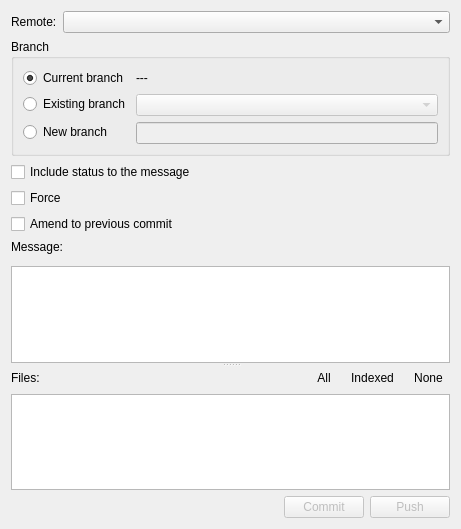
HamedMasafi/GitKlient, file src/dialogs/commitpushdialog.ui: the form before one commit.
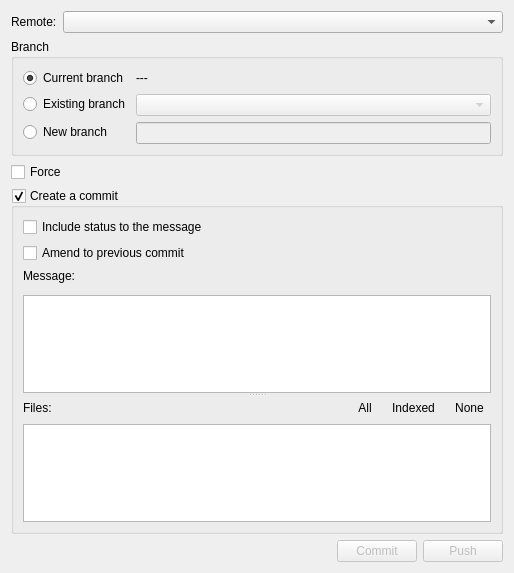
The form after the commit. Custom widgets are drawn as their Qt base class.

What changed in the file:
```diff
--- a/src/dialogs/commitpushdialog.ui
+++ b/src/dialogs/commitpushdialog.ui
@@ -6,14 +6,14 @@
    <rect>
     <x>0</x>
     <y>0</y>
-    <width>461</width>
-    <height>529</height>
+    <width>514</width>
+    <height>573</height>
    </rect>
   </property>
   <property name="windowTitle">
    <string>Commit/Push</string>
   </property>
-  <layout class="QVBoxLayout" name="verticalLayout_3">
+  <layout class="QVBoxLayout" name="verticalLayout_4">
    <item>
     <layout class="QFormLayout" name="formLayout_2">
      <item row="0" column="0">
@@ -83,6 +83,25 @@
     </widget>
    </item>
    <item>
+    <widget class="QCheckBox" name="checkBoxForce">
+     <property name="whatsThis">
+      <string>&lt;html&gt;&lt;head/&gt;&lt;body&gt;&lt;p&gt;Usually, the command refuses to update a remote ref that is not an ancestor of the local ref used to overwrite it. Also, when --force-with-lease option is used, the command refuses to update a remote ref whose current value does not match what is expected.&lt;/p&gt;&lt;p&gt;This flag disables these checks, and can cause the remote repository to lose commits; use it with care.&lt;/p&gt;&lt;p&gt;&lt;br/&gt;&lt;/p&gt;&lt;p&gt;&lt;a href=&quot;https://git-scm.com/docs/git-push#Documentation/git-push.txt--f&quot;&gt;&lt;span style=&quot; text-decoration: underline; color:#007af4;&quot;&gt;More information...&lt;/span&gt;&lt;/a&gt;&lt;/p&gt;&lt;/body&gt;&lt;/html&gt;</string>
+     </property>
+     <property name="text">
+      <string>Force</string>
+     </property>
+    </widget>
+   </item>
+   <item>
+    <widget class="QGroupBox" name="groupBoxMakeCommit">
+     <property name="title">
+      <string>Create a commit</string>
+     </property>
+     <property name="checkable">
+      <bool>true</bool>
+     </property>
+     <layout class="QVBoxLayout" name="verticalLayout_3">
+      <item>
     <widget class="QCheckBox" name="checkBoxIncludeStatus">
      <property name="whatsThis">
       <string>&lt;html&gt;&lt;head/&gt;&lt;body&gt;&lt;p&gt;Include the output of &amp;quot;git status&amp;quot; in the commit message template when using an editor to prepare the commit message. &lt;/p&gt;&lt;p&gt;&lt;a href=&quot;https://git-scm.com/docs/git-commit#Documentation/git-commit.txt---status&quot;&gt;&lt;span style=&quot; text-decoration: underline; color:#2980b9;&quot;&gt;More information&lt;/span&gt;&lt;/a&gt;&lt;/p&gt;&lt;/body&gt;&lt;/html&gt;</string>
@@ -92,16 +111,6 @@
      </property>
     </widget>
    </item>
-   <item>
-    <widget class="QCheckBox" name="checkBoxForce">
-     <property name="whatsThis">
-      <string>&lt;html&gt;&lt;head/&gt;&lt;body&gt;&lt;p&gt;&lt;br/&gt;&lt;/p&gt;&lt;/body&gt;&lt;/html&gt;</string>
-     </property>
-     <property name="text">
-      <string>Force</string>
-     </property>
-    </widget>
-   </item>
    <item>
     <widget class="QCheckBox" name="checkBoxAmend">
      <property name="whatsThis">
@@ -207,10 +216,17 @@
         </layout>
        </item>
        <item>
-        <widget class="QListWidget" name="listWidget"/>
+           <widget class="QListWidget" name="listWidget">
+            <property name="contextMenuPolicy">
+             <enum>Qt::CustomContextMenu</enum>
+            </property>
+           </widget>
        </item>
       </layout>
      </widget>
+       </widget>
+      </item>
+     </layout>
     </widget>
    </item>
    <item>
```
Left out of the diff: 1 changed line with no effect on the pictures. Lines whose indentation alone changed are shown as unchanged.
